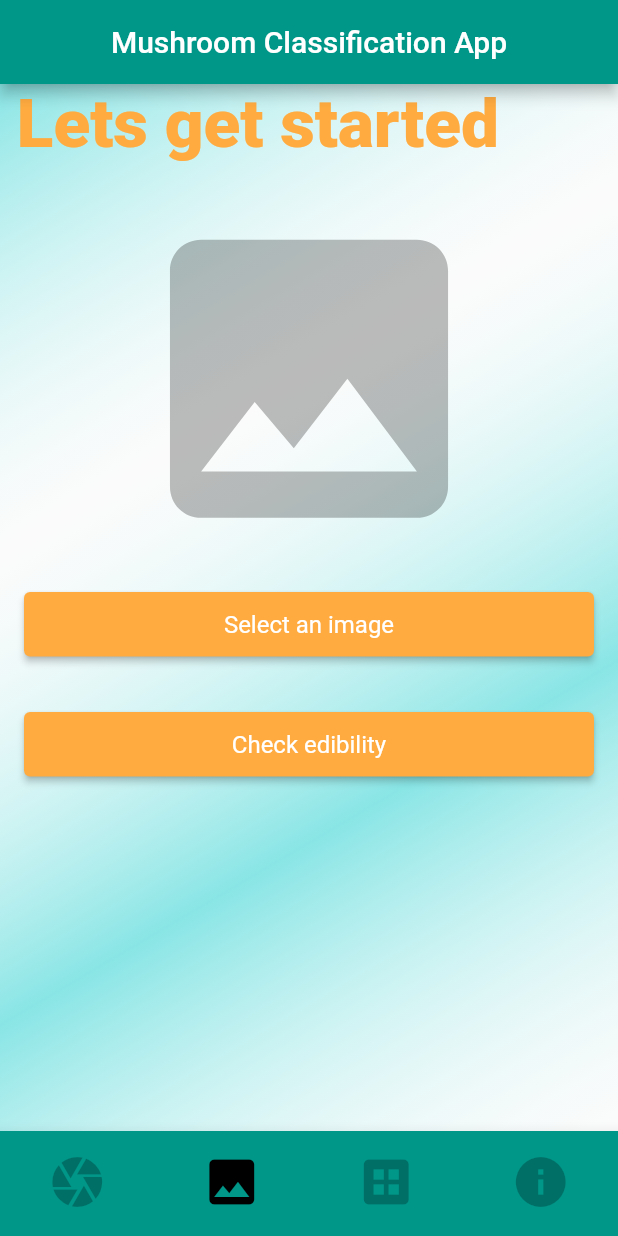
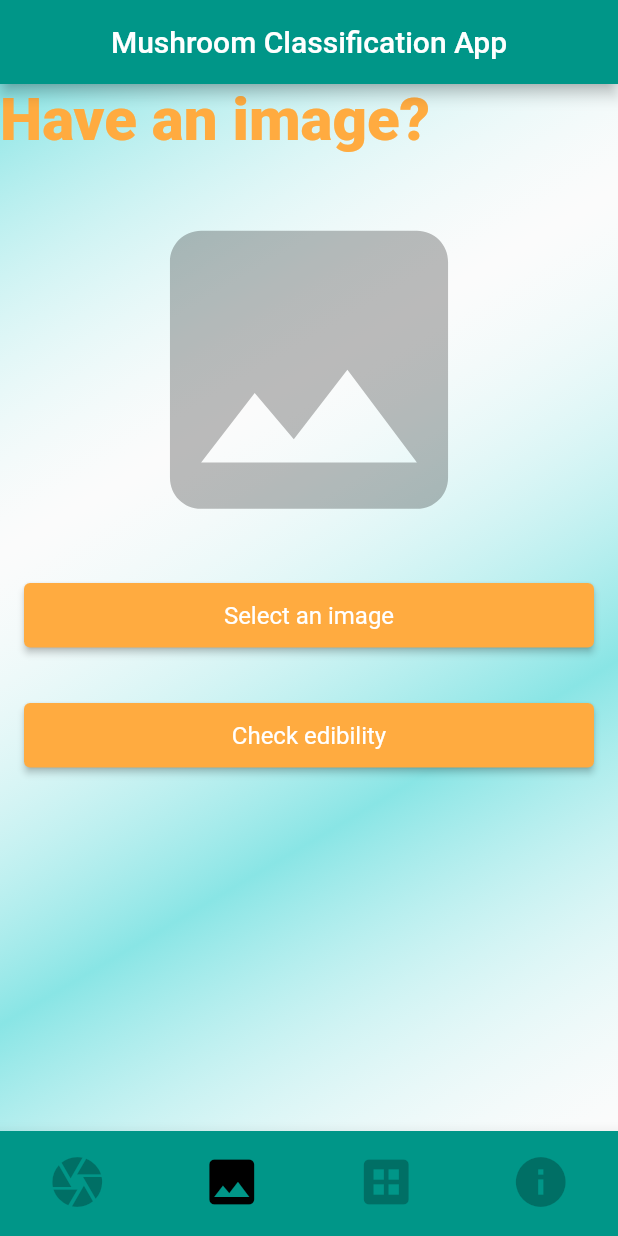
Before and after one commit to anup1009/mushroom, a Flutter app: the screen it shows after launch, item 2 of the bottom bar chosen, after a tap on "Select an image", on a phone screen of 412 x 824 dp. Run offline on Flutter 3.47's test engine with Material 2 defaults, Android fonts, the light colour scheme and no system bars; our stand-ins replace animated_text_kit, cloud_firestore, device_info_plus, firebase_core, firebase_storage, flutter_spinkit and 2 more; missing offline and left inert: dart:ffi; accounts and stored records are empty.

Commit message:
loadingissueresolved

```diff
--- a/lib/main.dart
+++ b/lib/main.dart
@@ -16,8 +16,10 @@ class MyApp extends StatelessWidget {
   Widget build(BuildContext context) {
     return MaterialApp(
       title: 'Mushroom Classification',
+      debugShowCheckedModeBanner: false,
 
       home: LoadingScreen(),
     );
   }
 }
+// password=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
--- a/lib/screens/CaptureImage.dart
+++ b/lib/screens/CaptureImage.dart
@@ -5,15 +5,13 @@ import 'package:flutter/material.dart';
 import 'dart:io';
 import 'package:image_picker/image_picker.dart';
 import 'package:animated_text_kit/animated_text_kit.dart';
-import'package:firebase_storage/firebase_storage.dart';
+import 'package:firebase_storage/firebase_storage.dart';
 import 'package:cloud_firestore/cloud_firestore.dart';
 import 'package:firebase_core/firebase_core.dart';
 import 'package:path/path.dart';
 import 'package:device_info_plus/device_info_plus.dart';
 import 'package:http/http.dart' as http;
 import 'dart:convert';
-
-
 
 late double prediction;
 
@@ -24,46 +22,78 @@ class CaptureImage extends StatefulWidget {
 
 class _CaptureImageState extends State<CaptureImage> {
   String _data = '';
-  Color? popUpColor=Colors.grey;
-  Color? popUpColorinside= Colors.white;
-  String? message='Hello';
-  bool isLoading=false;
-
+  Color? popUpColor = Colors.grey;
+  Color? popUpColorinside = Colors.white;
+  String? message = 'Hello';
+  bool isLoading = false;
+  final picker = ImagePicker();
+  File? _imageFile;
+  String deviceName = "";
 
   Future<void> fetchData() async {
-    var request = http.MultipartRequest('POST', Uri.parse('http://20.124.164.198/predict'));
-    request.files.add(await http.MultipartFile.fromPath('file', _imageFile!.path));
+    var request = http.MultipartRequest(
+      'POST',
+      Uri.parse('http://20.124.164.198/predict'),
+    );
+    request.files.add(
+      await http.MultipartFile.fromPath('file', _imageFile!.path),
+    );
     http.StreamedResponse response = await request.send();
 
     if (response.statusCode == 200) {
       // print(await response.stream.bytesToString());
-      var predictedvalue=(await response.stream.bytesToString());
+      var predictedvalue = (await response.stream.bytesToString());
       print(predictedvalue);
-      var responseJSON = json.decode(predictedvalue);
+      var responseJSON = await json.decode(predictedvalue);
 
       var realValue = responseJSON["prediction"];
-      prediction=realValue;
+      prediction = realValue;
       print(realValue);
-      if(realValue>0.7){//display edible messages
+      if (realValue > 0.7)  {
+        //display edible messages
         setState(() {
-          popUpColor=Colors.green;
-          message='Hurray, The mushroom is Edible';
-          popUpColorinside=Colors.black;
+          popUpColor = Colors.green;
+          message = 'Hurray, The mushroom is Edible';
+          popUpColorinside = Colors.black;
         });
-      }else{//display unedible messages
+      } else {
+        //display unedible messages
         setState(() {
-          popUpColor=Colors.red;
-          message='Oops! the project is Non Edible';
-          popUpColorinside=Colors.white;
+          popUpColor = Colors.red;
+          message = 'Oops! the project is Non Edible';
+          popUpColorinside = Colors.white;
         });
-        }
-      setState(() async {
+
+        // _showPopUpEdible(context);
+        setState(() {
+          isLoading = false;
+        });
+        showDialog(
+            context: this.context,
+            builder: (BuildContext context) {
+              return AlertDialog(
+                backgroundColor: popUpColor,
+                title: Text('Edibility Test'),
+                content: Text(
+                  message!,
+                  style: TextStyle(color: popUpColorinside),
+                ),
+                actions: [
+                  TextButton(
+                    child: Text('Close', style: TextStyle(color: popUpColorinside)),
+                    onPressed: () {
+                      Navigator.of(context).pop();
+                    },
+                  ),
+                ],
+              );
+            });
+      }
+      setState(()  {
         _imageFile = File(_imageFile!.path);
-
 
         // print(await response.stream.bytesToString());
       });
-
     } else {
       throw Exception('Failed to fetch data');
     }
@@ -76,10 +106,13 @@ class _CaptureImageState extends State<CaptureImage> {
           return AlertDialog(
             backgroundColor: popUpColor,
             title: Text('Edibility Test'),
-            content: Text(message!,style: TextStyle(color: popUpColorinside),),
+            content: Text(
+              message!,
+              style: TextStyle(color: popUpColorinside),
+            ),
             actions: [
               TextButton(
-                child: Text('Close',style: TextStyle(color: popUpColorinside)),
+                child: Text('Close', style: TextStyle(color: popUpColorinside)),
                 onPressed: () {
                   Navigator.of(context).pop();
                 },
@@ -89,24 +122,18 @@ class _CaptureImageState extends State<CaptureImage> {
         });
   }
 
-  final picker = ImagePicker();
-  File? _imageFile;
-
-  String deviceName = "";
+  void getDeviceName() async {
+    var deviceInfo = await DeviceInfoPlugin().androidInfo;
+    deviceName = deviceInfo.model!;
+  }
 
   @override
   void initState() {
     super.initState();
     getDeviceName();
-
   }
 
-  void getDeviceName() async {
-    var deviceInfo = await DeviceInfoPlugin().androidInfo;
-    deviceName = deviceInfo.model!;
-  }
-
-  Future pickImage() async {
+  Future<void> pickImage() async {
     final clickedFile = await picker.pickImage(source: ImageSource.camera);
 
     setState(() {
@@ -121,7 +148,7 @@ class _CaptureImageState extends State<CaptureImage> {
   Future uploadImageToFirebase(BuildContext context) async {
     String fileName = _imageFile!.path.split('/').last;
     Reference firebaseStorageRef =
-    FirebaseStorage.instance.ref().child('uploads/$fileName');
+    FirebaseStorage.instance.ref().child('uploads/$deviceName/$fileName');
     UploadTask uploadTask = firebaseStorageRef.putFile(_imageFile!);
     TaskSnapshot taskSnapshot = await uploadTask.whenComplete(() {});
     ScaffoldMessenger.of(context).showSnackBar(SnackBar(
@@ -132,88 +159,81 @@ class _CaptureImageState extends State<CaptureImage> {
   @override
   Widget build(BuildContext context) {
     return Container(
-
         child: Stack(
           children: [
             Center(
                 child: ListView(
-                  children: [ TypewriterAnimatedTextKit(
-                    text: [' Lets get started'],
-                    textStyle: TextStyle(
-                      fontSize: 45.0,
-                      fontWeight: FontWeight.w900,
-                      color: Colors.orangeAccent,
+                  children: [
+                    TypewriterAnimatedTextKit(
+                      text: ['Found a mushroom?'],
+                      textStyle: TextStyle(
+                        fontSize: 40.0,
+                        fontWeight: FontWeight.w900,
+                        color: Colors.orangeAccent,
+                      ),
                     ),
-                  ),
                     SizedBox(
                       height: 20,
                     ),
-
-
                     _imageFile == null
                         ? Container(
                       child: Icon(
                         Icons.photo,
                         color: Colors.black26,
-                        size: MediaQuery
-                            .of(context)
-                            .size
-                            .width * .6,
+                        size: MediaQuery.of(context).size.width * .6,
                       ),
                     )
-                        : Image.file(_imageFile!,width: 250,height: 400,),
-
-                    Padding(padding: EdgeInsets.all(16.0),child: ElevatedButton(
-                      onPressed: () {pickImage();
-                      tooltip: 'Pick Image';
-                      },
-
-                      child: Text('Capture an image'),
-                      style: ButtonStyle(
-                          backgroundColor: MaterialStateProperty.all(Colors.orangeAccent),
-                          padding: MaterialStateProperty.all(EdgeInsets.all(12)),
-                          textStyle:
-                          MaterialStateProperty.all(TextStyle(fontSize: 16))),
-
+                        : Image.file(
+                      _imageFile!,
+                      width: 250,
+                      height: 400,
                     ),
-                    ),
-
-                    Padding(padding: EdgeInsets.all(16.0),
+                    Padding(
+                      padding: EdgeInsets.all(16.0),
                       child: ElevatedButton(
-                        onPressed: ()  {
-                          //show spinner
-                          setState(() {
-                            isLoading=true;
-                          });
-
-                            fetchData();
-                            // if(prediction>0.7){ uploadImageToFirebase(context);}
-                          uploadImageToFirebase(context);
-                            setState(() {
-                              isLoading=false;
-                            });
-                          Future.delayed(Duration(seconds: 3), () {
-                            _showPopUpEdible(context);
-                            // Code to execute after 3 seconds delay
-                          });
-                            //close spinner
-                            },
-                        child: Text('Check edibility'),
+                        onPressed: () {
+                          pickImage();
+                          tooltip:
+                          'Pick Image';
+                        },
+                        child: Text('Capture an image'),
                         style: ButtonStyle(
-                            backgroundColor: MaterialStateProperty.all(Colors.orangeAccent),
+                            backgroundColor:
+                            MaterialStateProperty.all(Colors.orangeAccent),
                             padding: MaterialStateProperty.all(EdgeInsets.all(12)),
                             textStyle:
                             MaterialStateProperty.all(TextStyle(fontSize: 16))),
                       ),
+                    ),
+                    Padding(
+                      padding: EdgeInsets.all(16.0),
+                      child: ElevatedButton(
+                        onPressed: () async {
+                          //show spinner
+                          setState(() {
+                            isLoading = true;
+                          });
 
+                          await  fetchData();
+                          if(prediction>0.7){ uploadImageToFirebase(context);}
+
+                        },
+                        child: Text('Check edibility'),
+                        style: ButtonStyle(
+                            backgroundColor:
+                            MaterialStateProperty.all(Colors.orangeAccent),
+                            padding: MaterialStateProperty.all(EdgeInsets.all(12)),
+                            textStyle:
+                            MaterialStateProperty.all(TextStyle(fontSize: 16))),
+                      ),
                     ),
+                  ],
+                )),
+            isLoading ? Center(child: CircularProgressIndicator())
+                : SizedBox(
+              height: 0.0,
 
-
-
-                  ],
-                )
             ),
-            isLoading ?Center(child: CircularProgressIndicator()):SizedBox(height: 0.0,),
           ],
         ));
   }
--- a/lib/screens/selectImage.dart
+++ b/lib/screens/selectImage.dart
@@ -5,15 +5,13 @@ import 'package:flutter/material.dart';
 import 'dart:io';
 import 'package:image_picker/image_picker.dart';
 import 'package:animated_text_kit/animated_text_kit.dart';
-import'package:firebase_storage/firebase_storage.dart';
+import 'package:firebase_storage/firebase_storage.dart';
 import 'package:cloud_firestore/cloud_firestore.dart';
 import 'package:firebase_core/firebase_core.dart';
 import 'package:path/path.dart';
 import 'package:device_info_plus/device_info_plus.dart';
 import 'package:http/http.dart' as http;
 import 'dart:convert';
-
-
 
 late double prediction;
 
@@ -24,45 +22,78 @@ class SelectImage extends StatefulWidget {
 
 class _SelectImageState extends State<SelectImage> {
   String _data = '';
-  Color? popUpColor=Colors.grey;
-  Color? popUpColorinside= Colors.white;
-  String? message='Hello';
-  bool isLoading=false;
-
+  Color? popUpColor = Colors.grey;
+  Color? popUpColorinside = Colors.white;
+  String? message = 'Hello';
+  bool isLoading = false;
+  final picker = ImagePicker();
+  File? _imageFile;
+  String deviceName = "";
 
   Future<void> fetchData() async {
-    var request = http.MultipartRequest('POST', Uri.parse('http://20.124.164.198/predict'));
-    request.files.add(await http.MultipartFile.fromPath('file', _imageFile!.path));
+    var request = http.MultipartRequest(
+      'POST',
+      Uri.parse('http://20.124.164.198/predict'),
+    );
+    request.files.add(
+      await http.MultipartFile.fromPath('file', _imageFile!.path),
+    );
     http.StreamedResponse response = await request.send();
+
     if (response.statusCode == 200) {
       // print(await response.stream.bytesToString());
-      var predictedvalue=(await response.stream.bytesToString());
+      var predictedvalue = (await response.stream.bytesToString());
       print(predictedvalue);
-      var responseJSON = json.decode(predictedvalue);
+      var responseJSON = await json.decode(predictedvalue);
 
       var realValue = responseJSON["prediction"];
+      prediction = realValue;
       print(realValue);
-      if(realValue>0.7){//display edible messages
-        setState(() async {
-          popUpColor=Colors.green;
-          message='Edible';
-          popUpColorinside=Colors.black;
-          await uploadImageToFirebase(context as BuildContext);
+      if (realValue > 0.7)  {
+        //display edible messages
+        setState(() {
+          popUpColor = Colors.green;
+          message = 'Hurray, The mushroom is Edible';
+          popUpColorinside = Colors.black;
         });
-      }else{//display unedible messages
+      } else {
+        //display unedible messages
         setState(() {
-          popUpColor=Colors.red;
-          message='Non Edible';
-          popUpColorinside=Colors.white;
+          popUpColor = Colors.red;
+          message = 'Oops! the project is Non Edible';
+          popUpColorinside = Colors.white;
+        });
+
+        // _showPopUpEdible(context);
+        setState(() {
+          isLoading = false;
+        });
+        showDialog(
+            context: this.context,
+            builder: (BuildContext context) {
+              return AlertDialog(
+                backgroundColor: popUpColor,
+                title: Text('Edibility Test'),
+                content: Text(
+                  message!,
+                  style: TextStyle(color: popUpColorinside),
+                ),
+                actions: [
+                  TextButton(
+                    child: Text('Close', style: TextStyle(color: popUpColorinside)),
+                    onPressed: () {
+                      Navigator.of(context).pop();
+                    },
+                  ),
+                ],
+              );
             });
       }
-      setState(() async {
+      setState(()  {
         _imageFile = File(_imageFile!.path);
-
 
         // print(await response.stream.bytesToString());
       });
-
     } else {
       throw Exception('Failed to fetch data');
     }
@@ -75,10 +106,13 @@ class _SelectImageState extends State<SelectImage> {
           return AlertDialog(
             backgroundColor: popUpColor,
             title: Text('Edibility Test'),
-            content: Text(message!,style: TextStyle(color: popUpColorinside),),
+            content: Text(
+              message!,
+              style: TextStyle(color: popUpColorinside),
+            ),
             actions: [
               TextButton(
-                child: Text('Close',style: TextStyle(color: popUpColorinside)),
+                child: Text('Close', style: TextStyle(color: popUpColorinside)),
                 onPressed: () {
                   Navigator.of(context).pop();
                 },
@@ -88,24 +122,18 @@ class _SelectImageState extends State<SelectImage> {
         });
   }
 
-  final picker = ImagePicker();
-  File? _imageFile;
-
-  String deviceName = "";
+  void getDeviceName() async {
+    var deviceInfo = await DeviceInfoPlugin().androidInfo;
+    deviceName = deviceInfo.model!;
+  }
 
   @override
   void initState() {
     super.initState();
     getDeviceName();
-
   }
 
-  void getDeviceName() async {
-    var deviceInfo = await DeviceInfoPlugin().androidInfo;
-    deviceName = deviceInfo.model!;
-  }
-
-  Future pickImage() async {
+  Future<void> pickImage() async {
     final clickedFile = await picker.pickImage(source: ImageSource.gallery);
 
     setState(() {
@@ -120,7 +148,7 @@ class _SelectImageState extends State<SelectImage> {
   Future uploadImageToFirebase(BuildContext context) async {
     String fileName = _imageFile!.path.split('/').last;
     Reference firebaseStorageRef =
-    FirebaseStorage.instance.ref().child('uploads/$fileName');
+    FirebaseStorage.instance.ref().child('uploads/$deviceName/$fileName');
     UploadTask uploadTask = firebaseStorageRef.putFile(_imageFile!);
     TaskSnapshot taskSnapshot = await uploadTask.whenComplete(() {});
     ScaffoldMessenger.of(context).showSnackBar(SnackBar(
@@ -131,15 +159,15 @@ class _SelectImageState extends State<SelectImage> {
   @override
   Widget build(BuildContext context) {
     return Container(
-
         child: Stack(
           children: [
             Center(
                 child: ListView(
-                  children: [ TypewriterAnimatedTextKit(
-                    text: [' Lets get started'],
+                  children: [
+                    TypewriterAnimatedTextKit(
+                      text: ['Have an image?'],
                       textStyle: TextStyle(
-                      fontSize: 45.0,
+                        fontSize: 40.0,
                         fontWeight: FontWeight.w900,
                         color: Colors.orangeAccent,
                       ),
@@ -147,69 +175,65 @@ class _SelectImageState extends State<SelectImage> {
                     SizedBox(
                       height: 20,
                     ),
-
-
                     _imageFile == null
                         ? Container(
                       child: Icon(
                         Icons.photo,
                         color: Colors.black26,
-                        size: MediaQuery
-                            .of(context)
-                            .size
-                            .width * .6,
+                        size: MediaQuery.of(context).size.width * .6,
                       ),
                     )
-                        : Image.file(_imageFile!,width: 250,height: 400,),
-
-                    Padding(padding: EdgeInsets.all(16.0),child: ElevatedButton(
-                      onPressed: () {pickImage();
-                      tooltip: 'Pick Image';
+                        : Image.file(
+                      _imageFile!,
+                      width: 250,
+                      height: 400,
+                    ),
+                    Padding(
+                      padding: EdgeInsets.all(16.0),
+                      child: ElevatedButton(
+                        onPressed: () {
+                          pickImage();
+                          tooltip:
+                          'Pick Image';
                         },
-
                         child: Text('Select an image'),
                         style: ButtonStyle(
-                          backgroundColor: MaterialStateProperty.all(Colors.orangeAccent),
+                            backgroundColor:
+                            MaterialStateProperty.all(Colors.orangeAccent),
                             padding: MaterialStateProperty.all(EdgeInsets.all(12)),
                             textStyle:
                             MaterialStateProperty.all(TextStyle(fontSize: 16))),
-
                       ),
                     ),
-
-                    Padding(padding: EdgeInsets.all(16.0),
+                    Padding(
+                      padding: EdgeInsets.all(16.0),
                       child: ElevatedButton(
                         onPressed: () async {
                           //show spinner
                           setState(() {
-                            isLoading=true;
+                            isLoading = true;
                           });
 
-                          await fetchData();
+                          await  fetchData();
+                          if(prediction>0.7){ uploadImageToFirebase(context);}
 
-
-                          setState(() {
-                            isLoading=false;
-                          });
-
-                          //close spinner
-                          _showPopUpEdible(context);},
+                        },
                         child: Text('Check edibility'),
                         style: ButtonStyle(
-                            backgroundColor: MaterialStateProperty.all(Colors.orangeAccent),
+                            backgroundColor:
+                            MaterialStateProperty.all(Colors.orangeAccent),
                             padding: MaterialStateProperty.all(EdgeInsets.all(12)),
                             textStyle:
                             MaterialStateProperty.all(TextStyle(fontSize: 16))),
                       ),
+                    ),
+                  ],
+                )),
+            isLoading ? Center(child: CircularProgressIndicator())
+                : SizedBox(
+              height: 0.0,
 
             ),
-
-
-
-                  ],
-                )
-            ),
-            isLoading ?Center(child: CircularProgressIndicator()):SizedBox(height: 0.0,),
           ],
         ));
   }
```
Lines whose indentation alone changed are shown as unchanged.
